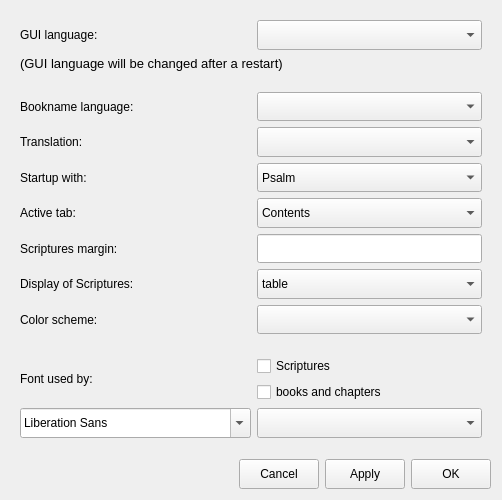
Old version of the form settingswindow.ui in the repository Anchorm/SoulAnchor.
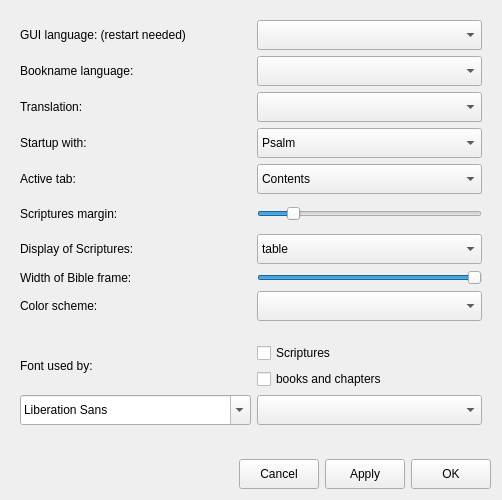
New version of the form. Icons and pictures are not drawn.

The edit to the form file:
```diff
--- a/settingswindow.ui
+++ b/settingswindow.ui
@@ -63,167 +63,6 @@
       <property name="verticalSpacing">
        <number>6</number>
       </property>
-      <item row="6" column="0">
-       <widget class="QLabel" name="margin_lbl">
-        <property name="sizePolicy">
-         <sizepolicy hsizetype="Preferred" vsizetype="Preferred">
-          <horstretch>0</horstretch>
-          <verstretch>0</verstretch>
-         </sizepolicy>
-        </property>
-        <property name="minimumSize">
-         <size>
-          <width>0</width>
-          <height>28</height>
-         </size>
-        </property>
-        <property name="maximumSize">
-         <size>
-          <width>300</width>
-          <height>30</height>
-         </size>
-        </property>
-        <property name="text">
-         <string>Scriptures margin:</string>
-        </property>
-       </widget>
-      </item>
-      <item row="10" column="0" rowspan="2">
-       <widget class="QLabel" name="font_lbl">
-        <property name="sizePolicy">
-         <sizepolicy hsizetype="Preferred" vsizetype="Preferred">
-          <horstretch>0</horstretch>
-          <verstretch>0</verstretch>
-         </sizepolicy>
-        </property>
-        <property name="maximumSize">
-         <size>
-          <width>16777215</width>
-          <height>30</height>
-         </size>
-        </property>
-        <property name="text">
-         <string>Font used by:</string>
-        </property>
-       </widget>
-      </item>
-      <item row="3" column="0">
-       <widget class="QLabel" name="tl_lbl">
-        <property name="sizePolicy">
-         <sizepolicy hsizetype="Preferred" vsizetype="Preferred">
-          <horstretch>0</horstretch>
-          <verstretch>0</verstretch>
-         </sizepolicy>
-        </property>
-        <property name="minimumSize">
-         <size>
-          <width>0</width>
-          <height>28</height>
-         </size>
-        </property>
-        <property name="maximumSize">
-         <size>
-          <width>300</width>
-          <height>30</height>
-         </size>
-        </property>
-        <property name="text">
-         <string>Translation:</string>
-        </property>
-       </widget>
-      </item>
-      <item row="10" column="1">
-       <widget class="QCheckBox" name="font_script_chkb">
-        <property name="text">
-         <string>Scriptures</string>
-        </property>
-       </widget>
-      </item>
-      <item row="8" column="1">
-       <widget class="QComboBox" name="scheme_cb">
-        <property name="sizePolicy">
-         <sizepolicy hsizetype="Preferred" vsizetype="Preferred">
-          <horstretch>0</horstretch>
-          <verstretch>0</verstretch>
-         </sizepolicy>
-        </property>
-        <property name="minimumSize">
-         <size>
-          <width>0</width>
-          <height>28</height>
-         </size>
-        </property>
-        <property name="maximumSize">
-         <size>
-          <width>500</width>
-          <height>30</height>
-         </size>
-        </property>
-       </widget>
-      </item>
-      <item row="11" column="1">
-       <widget class="QCheckBox" name="font_bkch_chkb">
-        <property name="text">
-         <string>books and chapters</string>
-        </property>
-       </widget>
-      </item>
-      <item row="5" column="0">
-       <widget class="QLabel" name="tab_lbl">
-        <property name="sizePolicy">
-         <sizepolicy hsizetype="Preferred" vsizetype="Preferred">
-          <horstretch>0</horstretch>
-          <verstretch>0</verstretch>
-         </sizepolicy>
-        </property>
-        <property name="minimumSize">
-         <size>
-          <width>0</width>
-          <height>28</height>
-         </size>
-        </property>
-        <property name="maximumSize">
-         <size>
-          <width>300</width>
-          <height>30</height>
-         </size>
-        </property>
-        <property name="text">
-         <string>Active tab:</string>
-        </property>
-        <property name="alignment">
-         <set>Qt::AlignLeading|Qt::AlignLeft|Qt::AlignVCenter</set>
-        </property>
-        <property name="margin">
-         <number>0</number>
-        </property>
-       </widget>
-      </item>
-      <item row="4" column="0">
-       <widget class="QLabel" name="start_lbl">
-        <property name="sizePolicy">
-         <sizepolicy hsizetype="Preferred" vsizetype="Preferred">
-          <horstretch>0</horstretch>
-          <verstretch>0</verstretch>
-         </sizepolicy>
-        </property>
-        <property name="minimumSize">
-         <size>
-          <width>0</width>
-          <height>28</height>
-         </size>
-        </property>
-        <property name="maximumSize">
-         <size>
-          <width>300</width>
-          <height>30</height>
-         </size>
-        </property>
-        <property name="text">
-         <string>Startup with:</string>
-        </property>
-       </widget>
-      </item>
       <item row="9" column="0" colspan="2">
        <widget class="QLabel" name="spacer">
         <property name="maximumSize">
@@ -237,7 +76,214 @@
         </property>
        </widget>
       </item>
+      <item row="7" column="1">
+       <widget class="QSlider" name="width_slider">
+        <property name="minimum">
+         <number>2</number>
+        </property>
+        <property name="maximum">
+         <number>10</number>
+        </property>
+        <property name="singleStep">
+         <number>1</number>
+        </property>
+        <property name="value">
+         <number>10</number>
+        </property>
+        <property name="orientation">
+         <enum>Qt::Horizontal</enum>
+        </property>
+       </widget>
+      </item>
+      <item row="5" column="0">
+       <widget class="QLabel" name="margin_lbl">
+        <property name="sizePolicy">
+         <sizepolicy hsizetype="Preferred" vsizetype="Preferred">
+          <horstretch>0</horstretch>
+          <verstretch>0</verstretch>
+         </sizepolicy>
+        </property>
+        <property name="minimumSize">
+         <size>
+          <width>0</width>
+          <height>28</height>
+         </size>
+        </property>
+        <property name="maximumSize">
+         <size>
+          <width>300</width>
+          <height>30</height>
+         </size>
+        </property>
+        <property name="text">
+         <string>Scriptures margin:</string>
+        </property>
+       </widget>
+      </item>
+      <item row="6" column="1">
+       <widget class="QComboBox" name="display_cb">
+        <property name="sizePolicy">
+         <sizepolicy hsizetype="Preferred" vsizetype="Preferred">
+          <horstretch>0</horstretch>
+          <verstretch>0</verstretch>
+         </sizepolicy>
+        </property>
+        <property name="minimumSize">
+         <size>
+          <width>0</width>
+          <height>28</height>
+         </size>
+        </property>
+        <property name="maximumSize">
+         <size>
+          <width>500</width>
+          <height>30</height>
+         </size>
+        </property>
+        <property name="toolTip">
+         <string notr="true"/>
+        </property>
+        <property name="currentText">
+         <string notr="true">table</string>
+        </property>
+        <item>
+         <property name="text">
+          <string notr="true">table</string>
+         </property>
+        </item>
+        <item>
+         <property name="text">
+          <string notr="true">book</string>
+         </property>
+        </item>
+       </widget>
+      </item>
+      <item row="0" column="0">
+       <widget class="QLabel" name="gui_lang_lbl">
+        <property name="sizePolicy">
+         <sizepolicy hsizetype="Preferred" vsizetype="Preferred">
+          <horstretch>0</horstretch>
+          <verstretch>0</verstretch>
+         </sizepolicy>
+        </property>
+        <property name="minimumSize">
+         <size>
+          <width>0</width>
+          <height>28</height>
+         </size>
+        </property>
+        <property name="maximumSize">
+         <size>
+          <width>300</width>
+          <height>30</height>
+         </size>
+        </property>
+        <property name="toolTip">
+         <string/>
+        </property>
+        <property name="text">
+         <string>GUI language: (restart needed)</string>
+        </property>
+       </widget>
+      </item>
+      <item row="1" column="0">
+       <widget class="QLabel" name="bkn_lang_lbl">
+        <property name="sizePolicy">
+         <sizepolicy hsizetype="Preferred" vsizetype="Preferred">
+          <horstretch>0</horstretch>
+          <verstretch>0</verstretch>
+         </sizepolicy>
+        </property>
+        <property name="minimumSize">
+         <size>
+          <width>0</width>
+          <height>28</height>
+         </size>
+        </property>
+        <property name="maximumSize">
+         <size>
+          <width>300</width>
+          <height>30</height>
+         </size>
+        </property>
+        <property name="text">
+         <string>Bookname language:</string>
+        </property>
+       </widget>
+      </item>
+      <item row="12" column="1">
+       <widget class="QComboBox" name="font_size_cb">
+        <property name="sizePolicy">
+         <sizepolicy hsizetype="Preferred" vsizetype="Preferred">
+          <horstretch>0</horstretch>
+          <verstretch>0</verstretch>
+         </sizepolicy>
+        </property>
+        <property name="minimumSize">
+         <size>
+          <width>0</width>
+          <height>28</height>
+         </size>
+        </property>
+        <property name="maximumSize">
+         <size>
+          <width>16777215</width>
+          <height>30</height>
+         </size>
+        </property>
+       </widget>
+      </item>
+      <item row="7" column="0">
+       <widget class="QLabel" name="width_lbl">
+        <property name="text">
+         <string>Width of Bible frame:</string>
+        </property>
+       </widget>
+      </item>
       <item row="4" column="1">
+       <widget class="QComboBox" name="tab_cb">
+        <property name="sizePolicy">
+         <sizepolicy hsizetype="Preferred" vsizetype="Preferred">
+          <horstretch>0</horstretch>
+          <verstretch>0</verstretch>
+         </sizepolicy>
+        </property>
+        <property name="minimumSize">
+         <size>
+          <width>0</width>
+          <height>28</height>
+         </size>
+        </property>
+        <property name="maximumSize">
+         <size>
+          <width>500</width>
+          <height>30</height>
+         </size>
+        </property>
+        <property name="toolTip">
+         <string notr="true"/>
+        </property>
+        <property name="currentText">
+         <string notr="true">Contents</string>
+        </property>
+        <item>
+         <property name="text">
+          <string notr="true">Contents</string>
+         </property>
+        </item>
+        <item>
+         <property name="text">
+          <string notr="true">Search</string>
+         </property>
+        </item>
+        <item>
+         <property name="text">
+          <string notr="true">Today</string>
+         </property>
+        </item>
+       </widget>
+      </item>
+      <item row="3" column="1">
        <widget class="QComboBox" name="start_cb">
         <property name="sizePolicy">
          <sizepolicy hsizetype="Preferred" vsizetype="Preferred">
@@ -290,119 +336,7 @@
         </item>
        </widget>
       </item>
-      <item row="12" column="1">
-       <widget class="QComboBox" name="font_size_cb">
-        <property name="sizePolicy">
-         <sizepolicy hsizetype="Preferred" vsizetype="Preferred">
-          <horstretch>0</horstretch>
-          <verstretch>0</verstretch>
-         </sizepolicy>
-        </property>
-        <property name="minimumSize">
-         <size>
-          <width>0</width>
-          <height>28</height>
-         </size>
-        </property>
-        <property name="maximumSize">
-         <size>
-          <width>16777215</width>
-          <height>30</height>
-         </size>
-        </property>
-       </widget>
-      </item>
-      <item row="7" column="1">
-       <widget class="QComboBox" name="display_cb">
-        <property name="sizePolicy">
-         <sizepolicy hsizetype="Preferred" vsizetype="Preferred">
-          <horstretch>0</horstretch>
-          <verstretch>0</verstretch>
-         </sizepolicy>
-        </property>
-        <property name="minimumSize">
-         <size>
-          <width>0</width>
-          <height>28</height>
-         </size>
-        </property>
-        <property name="maximumSize">
-         <size>
-          <width>500</width>
-          <height>30</height>
-         </size>
-        </property>
-        <property name="toolTip">
-         <string notr="true"/>
-        </property>
-        <property name="currentText">
-         <string notr="true">table</string>
-        </property>
-        <item>
-         <property name="text">
-          <string notr="true">table</string>
-         </property>
-        </item>
-        <item>
-         <property name="text">
-          <string notr="true">book</string>
-         </property>
-        </item>
-       </widget>
-      </item>
-      <item row="0" column="1">
-       <widget class="QComboBox" name="gui_lang_cb">
-        <property name="sizePolicy">
-         <sizepolicy hsizetype="Preferred" vsizetype="Preferred">
-          <horstretch>0</horstretch>
-          <verstretch>0</verstretch>
-         </sizepolicy>
-        </property>
-        <property name="minimumSize">
-         <size>
-          <width>0</width>
-          <height>28</height>
-         </size>
-        </property>
-        <property name="maximumSize">
-         <size>
-          <width>500</width>
-          <height>30</height>
-         </size>
-        </property>
-        <property name="toolTip">
-         <string notr="true"/>
-        </property>
-        <property name="currentText">
-         <string notr="true"/>
-        </property>
-       </widget>
-      </item>
-      <item row="1" column="0" colspan="2">
-       <widget class="QLabel" name="gui_restart_lbl">
-        <property name="minimumSize">
-         <size>
-          <width>0</width>
-          <height>30</height>
-         </size>
-        </property>
-        <property name="font">
-         <font>
-          <pointsize>10</pointsize>
-         </font>
-        </property>
-        <property name="text">
-         <string>(GUI language will be changed after a restart)</string>
-        </property>
-        <property name="alignment">
-         <set>Qt::AlignLeading|Qt::AlignLeft|Qt::AlignTop</set>
-        </property>
-        <property name="margin">
-         <number>0</number>
-        </property>
-       </widget>
-      </item>
-      <item row="7" column="0">
+      <item row="6" column="0">
        <widget class="QLabel" name="display_lbl">
         <property name="sizePolicy">
          <sizepolicy hsizetype="Preferred" vsizetype="Preferred">
@@ -427,8 +361,52 @@
         </property>
        </widget>
       </item>
+      <item row="5" column="1">
+       <widget class="QSlider" name="margin_slider">
+        <property name="maximum">
+         <number>100</number>
+        </property>
+        <property name="singleStep">
+         <number>2</number>
+        </property>
+        <property name="sliderPosition">
+         <number>14</number>
+        </property>
+        <property name="orientation">
+         <enum>Qt::Horizontal</enum>
+        </property>
+       </widget>
+      </item>
+      <item row="2" column="1">
+       <widget class="QComboBox" name="tl_cb">
+        <property name="sizePolicy">
+         <sizepolicy hsizetype="Preferred" vsizetype="Preferred">
+          <horstretch>0</horstretch>
+          <verstretch>0</verstretch>
+         </sizepolicy>
+        </property>
+        <property name="minimumSize">
+         <size>
+          <width>0</width>
+          <height>28</height>
+         </size>
+        </property>
+        <property name="maximumSize">
+         <size>
+          <width>500</width>
+          <height>30</height>
+         </size>
+        </property>
+        <property name="toolTip">
+         <string notr="true"/>
+        </property>
+        <property name="currentText">
+         <string notr="true"/>
+        </property>
+       </widget>
+      </item>
       <item row="2" column="0">
-       <widget class="QLabel" name="bkn_lang_lbl">
+       <widget class="QLabel" name="tl_lbl">
         <property name="sizePolicy">
          <sizepolicy hsizetype="Preferred" vsizetype="Preferred">
           <horstretch>0</horstretch>
@@ -448,7 +426,7 @@
          </size>
         </property>
         <property name="text">
-         <string>Bookname language:</string>
+         <string>Translation:</string>
         </property>
        </widget>
       </item>
@@ -477,8 +455,30 @@
         </property>
        </widget>
       </item>
-      <item row="5" column="1">
-       <widget class="QComboBox" name="tab_cb">
+      <item row="8" column="1">
+       <widget class="QComboBox" name="scheme_cb">
+        <property name="sizePolicy">
+         <sizepolicy hsizetype="Preferred" vsizetype="Preferred">
+          <horstretch>0</horstretch>
+          <verstretch>0</verstretch>
+         </sizepolicy>
+        </property>
+        <property name="minimumSize">
+         <size>
+          <width>0</width>
+          <height>28</height>
+         </size>
+        </property>
+        <property name="maximumSize">
+         <size>
+          <width>500</width>
+          <height>30</height>
+         </size>
+        </property>
+       </widget>
+      </item>
+      <item row="0" column="1">
+       <widget class="QComboBox" name="gui_lang_cb">
         <property name="sizePolicy">
          <sizepolicy hsizetype="Preferred" vsizetype="Preferred">
           <horstretch>0</horstretch>
@@ -501,23 +501,77 @@
          <string notr="true"/>
         </property>
         <property name="currentText">
-         <string notr="true">Contents</string>
+         <string notr="true"/>
         </property>
-        <item>
-         <property name="text">
-          <string notr="true">Contents</string>
-         </property>
-        </item>
-        <item>
-         <property name="text">
-          <string notr="true">Search</string>
-         </property>
-        </item>
-        <item>
-         <property name="text">
-          <string notr="true">Today</string>
-         </property>
-        </item>
+       </widget>
+      </item>
+      <item row="10" column="0" rowspan="2">
+       <widget class="QLabel" name="font_lbl">
+        <property name="sizePolicy">
+         <sizepolicy hsizetype="Preferred" vsizetype="Preferred">
+          <horstretch>0</horstretch>
+          <verstretch>0</verstretch>
+         </sizepolicy>
+        </property>
+        <property name="maximumSize">
+         <size>
+          <width>16777215</width>
+          <height>30</height>
+         </size>
+        </property>
+        <property name="text">
+         <string>Font used by:</string>
+        </property>
+       </widget>
+      </item>
+      <item row="3" column="0">
+       <widget class="QLabel" name="start_lbl">
+        <property name="sizePolicy">
+         <sizepolicy hsizetype="Preferred" vsizetype="Preferred">
+          <horstretch>0</horstretch>
+          <verstretch>0</verstretch>
+         </sizepolicy>
+        </property>
+        <property name="minimumSize">
+         <size>
+          <width>0</width>
+          <height>28</height>
+         </size>
+        </property>
+        <property name="maximumSize">
+         <size>
+          <width>300</width>
+          <height>30</height>
+         </size>
+        </property>
+        <property name="text">
+         <string>Startup with:</string>
+        </property>
+       </widget>
+      </item>
+      <item row="1" column="1">
+       <widget class="QComboBox" name="bkn_lang_cb">
+        <property name="sizePolicy">
+         <sizepolicy hsizetype="Preferred" vsizetype="Preferred">
+          <horstretch>0</horstretch>
+          <verstretch>0</verstretch>
+         </sizepolicy>
+        </property>
+        <property name="minimumSize">
+         <size>
+          <width>0</width>
+          <height>28</height>
+         </size>
+        </property>
+        <property name="maximumSize">
+         <size>
+          <width>500</width>
+          <height>30</height>
+         </size>
+        </property>
+        <property name="currentText">
+         <string notr="true"/>
+        </property>
        </widget>
       </item>
       <item row="12" column="0">
@@ -548,58 +602,22 @@
         </property>
        </widget>
       </item>
-      <item row="2" column="1">
-       <widget class="QComboBox" name="bkn_lang_cb">
-        <property name="sizePolicy">
-         <sizepolicy hsizetype="Preferred" vsizetype="Preferred">
-          <horstretch>0</horstretch>
-          <verstretch>0</verstretch>
-         </sizepolicy>
+      <item row="10" column="1">
+       <widget class="QCheckBox" name="font_script_chkb">
+        <property name="text">
+         <string>Scriptures</string>
         </property>
-        <property name="minimumSize">
-         <size>
-          <width>0</width>
-          <height>28</height>
-         </size>
-        </property>
-        <property name="maximumSize">
-         <size>
-          <width>500</width>
-          <height>30</height>
-         </size>
-        </property>
-        <property name="currentText">
-         <string notr="true"/>
-        </property>
        </widget>
       </item>
-      <item row="6" column="1">
-       <widget class="QLineEdit" name="margin_le">
-        <property name="sizePolicy">
-         <sizepolicy hsizetype="Preferred" vsizetype="Preferred">
-          <horstretch>0</horstretch>
-          <verstretch>0</verstretch>
-         </sizepolicy>
+      <item row="11" column="1">
+       <widget class="QCheckBox" name="font_bkch_chkb">
+        <property name="text">
+         <string>books and chapters</string>
         </property>
-        <property name="minimumSize">
-         <size>
-          <width>0</width>
-          <height>28</height>
-         </size>
-        </property>
-        <property name="maximumSize">
-         <size>
-          <width>500</width>
-          <height>30</height>
-         </size>
-        </property>
-        <property name="maxLength">
-         <number>32767</number>
-        </property>
        </widget>
       </item>
-      <item row="0" column="0">
-       <widget class="QLabel" name="gui_lang_lbl">
+      <item row="4" column="0">
+       <widget class="QLabel" name="tab_lbl">
         <property name="sizePolicy">
          <sizepolicy hsizetype="Preferred" vsizetype="Preferred">
           <horstretch>0</horstretch>
@@ -622,35 +640,13 @@
          <string/>
         </property>
         <property name="text">
-         <string>GUI language:</string>
+         <string>Active tab:</string>
         </property>
-       </widget>
-      </item>
-      <item row="3" column="1">
-       <widget class="QComboBox" name="tl_cb">
-        <property name="sizePolicy">
-         <sizepolicy hsizetype="Preferred" vsizetype="Preferred">
-          <horstretch>0</horstretch>
-          <verstretch>0</verstretch>
-         </sizepolicy>
+        <property name="alignment">
+         <set>Qt::AlignLeading|Qt::AlignLeft|Qt::AlignVCenter</set>
         </property>
-        <property name="minimumSize">
-         <size>
-          <width>0</width>
-          <height>28</height>
-         </size>
-        </property>
-        <property name="maximumSize">
-         <size>
-          <width>500</width>
-          <height>30</height>
-         </size>
-        </property>
-        <property name="toolTip">
-         <string notr="true"/>
-        </property>
-        <property name="currentText">
-         <string notr="true"/>
+        <property name="margin">
+         <number>0</number>
         </property>
        </widget>
       </item>
```
Left out of the diff: 4 changed lines with no effect on the pictures.
